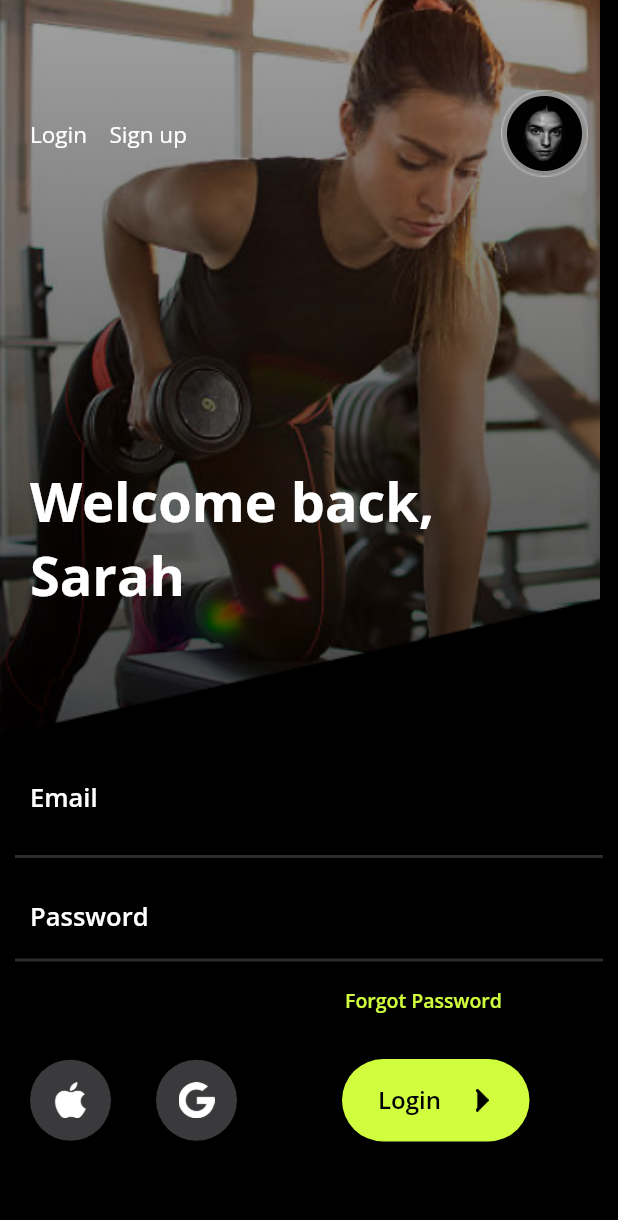
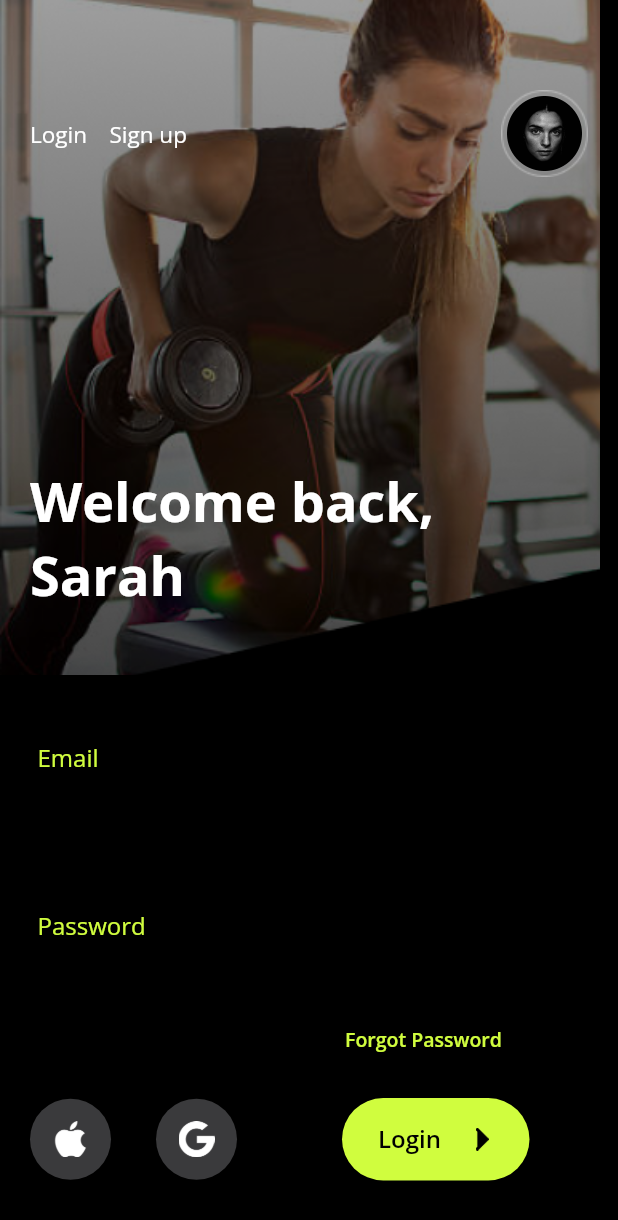
Before and after one commit to Sarvaiya1314/fitness_app, a Flutter app: the screen it shows after launch, on a phone screen of 412 x 824 dp. Shown: the top 1220 px of the screen. Run offline on Flutter 3.47's test engine with Material 2 defaults, Android fonts, the phone set to English and light mode, and no system bars.

Commit message:
chirag
TextField

```diff
--- a/lib/esha/forgot password_screen.dart
+++ b/lib/esha/forgot password_screen.dart
@@ -15,7 +15,8 @@ class _ForgotPasswordScreenState extends State<ForgotPasswordScreen> {
   Widget build(BuildContext context) {
     return Scaffold(
       backgroundColor: Colors.black,
-      body: Column(
+      body: SingleChildScrollView(
+        child: Column(
           children: [
             Padding(
               padding: const EdgeInsets.symmetric(horizontal: 30),
@@ -61,10 +62,13 @@ class _ForgotPasswordScreenState extends State<ForgotPasswordScreen> {
                       ),
                     ),
                   ),
-                SizedBox(height: 10),
-                Divider(
-                  color: Color(0xFF2C2C2E),
-                  thickness: 2,
+                  TextField(
+                    obscureText: false,
+                    decoration: InputDecoration(
+                      border: OutlineInputBorder(),
+                      labelText: 'Email',
+                      hintText: 'Email',
+                    ),
                   ),
                   SizedBox(
                     height: 80,
@@ -97,6 +101,7 @@ class _ForgotPasswordScreenState extends State<ForgotPasswordScreen> {
             ),
           ],
         ),
+      ),
     );
   }
 }
--- a/lib/esha/login_screen.dart
+++ b/lib/esha/login_screen.dart
@@ -14,7 +14,8 @@ class _LoginScreenState extends State<LoginScreen> {
   Widget build(BuildContext context) {
     return Scaffold(
       backgroundColor: Colors.black,
-      body: Column(
+      body: SingleChildScrollView(
+        child: Column(
           crossAxisAlignment: CrossAxisAlignment.start,
           children: [
             Stack(
@@ -22,7 +23,7 @@ class _LoginScreenState extends State<LoginScreen> {
                 Image.asset(
                   "assets/image/chirag/E_Background.png",
                   width: 400,
-                height: 490,
+                  height: 450,
                   fit: BoxFit.cover,
                 ),
                 const SizedBox(height: 15),
@@ -81,54 +82,38 @@ class _LoginScreenState extends State<LoginScreen> {
                 ),
               ],
             ),
-          const SizedBox(
-            height: 30,
+            const Padding(
+              padding: EdgeInsets.all(25),
+              child: TextField(
+                style: TextStyle(
+                  color: Colors.white,
+                ),
+                obscureText: false,
+                decoration: InputDecoration(
+                    border: UnderlineInputBorder(),
+                    labelText: 'Email',
+                    labelStyle: TextStyle(
+                      color: Color(0xFFD0FD3E),
+                    ),
+                    hintText: 'Email',
+                    hintStyle: TextStyle(color: Colors.white)),
+              ),
             ),
             const Padding(
-            padding: EdgeInsets.only(left: 20),
-            child: Text(
-              "Email",
+              padding: EdgeInsets.all(25),
+              child: TextField(
                 style: TextStyle(
-                color: Color(0xFFFFFFFF),
-                fontSize: 17,
-                fontWeight: FontWeight.w600,
-                fontFamily: "OpenSans",
+                  color: Colors.white,
                 ),
+                obscureText: true,
+                decoration: InputDecoration(
+                    border: UnderlineInputBorder(),
+                    labelText: 'Password',
+                    labelStyle: TextStyle(
+                      color: Color(0xFFD0FD3E),
                     ),
-          ),
-          const SizedBox(
-            height: 20,
-          ),
-          const Padding(
-            padding: EdgeInsets.only(left: 10, right: 10),
-            child: Divider(
-              thickness: 2,
-              color: Color(0xFF2C2C2E),
-            ),
-          ),
-          const SizedBox(
-            height: 20,
-          ),
-          const Padding(
-            padding: EdgeInsets.only(left: 20),
-            child: Text(
-              "Password",
-              style: TextStyle(
-                color: Color(0xFFFFFFFF),
-                fontSize: 17,
-                fontWeight: FontWeight.w600,
-                fontFamily: "OpenSans",
-              ),
-            ),
-          ),
-          const SizedBox(
-            height: 10,
-          ),
-          const Padding(
-            padding: EdgeInsets.only(left: 10, right: 10),
-            child: Divider(
-              thickness: 2,
-              color: Color(0xFF2C2C2E),
+                    hintText: 'Password',
+                    hintStyle: TextStyle(color: Colors.white)),
               ),
             ),
             const SizedBox(
@@ -189,6 +174,7 @@ class _LoginScreenState extends State<LoginScreen> {
             ),
           ],
         ),
+      ),
     );
   }
 }
```
Lines whose indentation alone changed are shown as unchanged.
